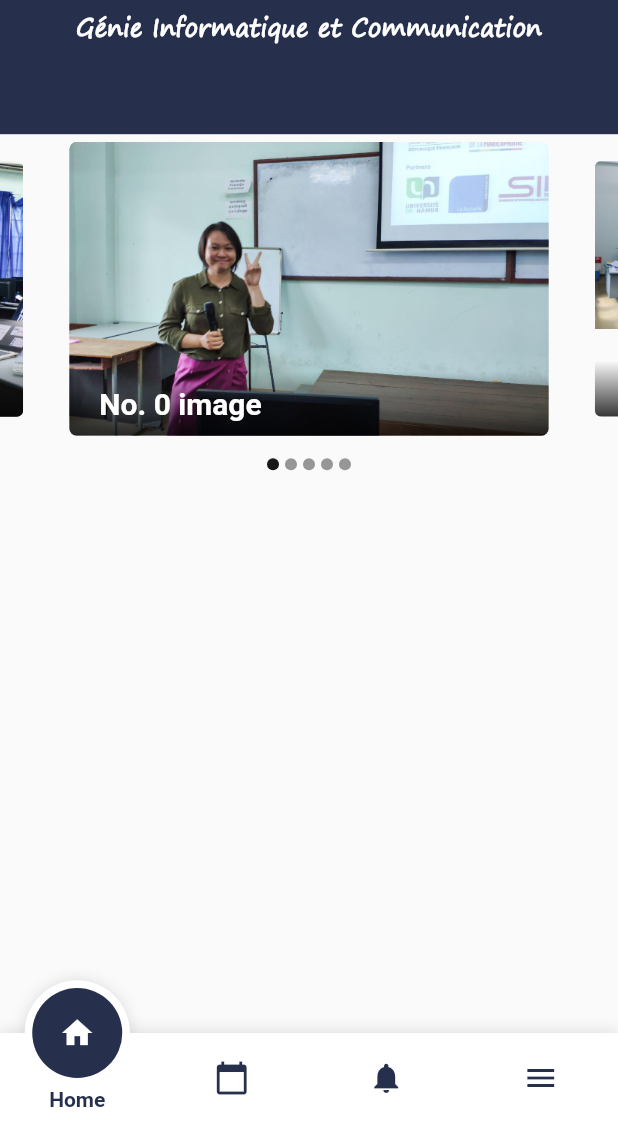
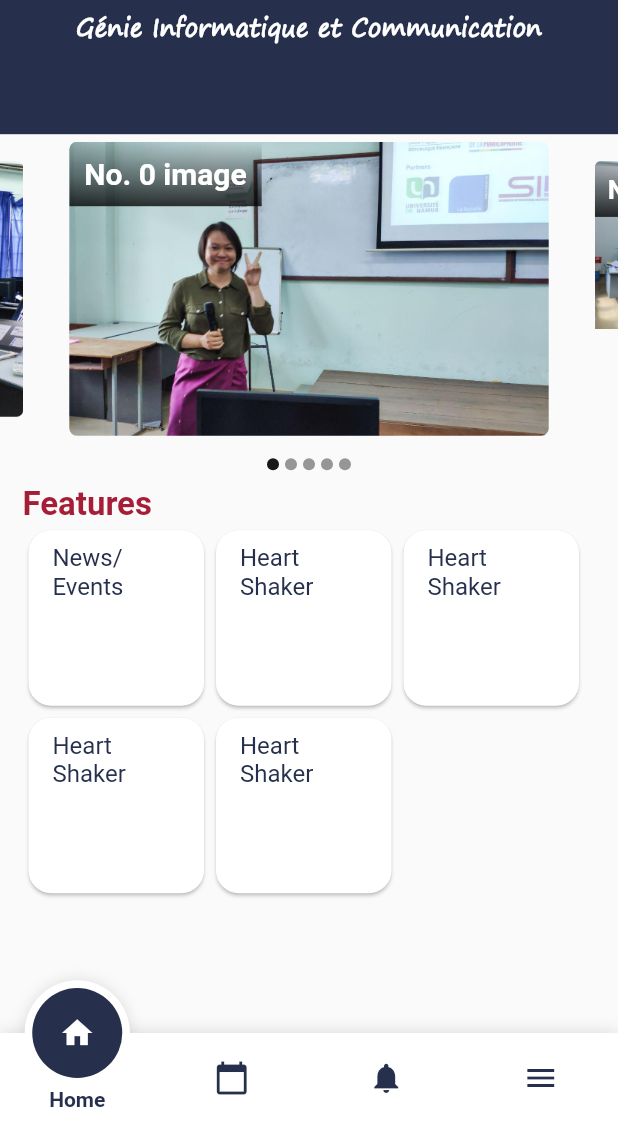
Before and after one commit to SreySokhom/GIC_Website, a Flutter app: the screen it shows after launch, on a phone screen of 412 x 824 dp, the part 113-1236 px from its top. Run offline on Flutter 3.47's test engine with Material 2 defaults, Android fonts, the phone set to English and light mode, and no system bars; drawn by our look-alikes of carousel_slider, fancy_bottom_navigation; our stand-ins replace splashscreen.

Commit message:
Update HomeScreen

```diff
--- a/lib/screens/Home.dart
+++ b/lib/screens/Home.dart
@@ -19,18 +19,18 @@ final List child = map<Widget>(
         child: Stack(children: <Widget>[
           Image.asset(i, fit: BoxFit.cover, width: 1000.0),
           Positioned(
-            bottom: 0.0,
-            left: 0.0,
-            right: 0.0,
             child: Container(
               decoration: BoxDecoration(
                 gradient: LinearGradient(
-                  colors: [Color.fromARGB(200, 0, 0, 0), Color.fromARGB(0, 0, 0, 0)],
+                  colors: [
+                    Color.fromARGB(200, 0, 0, 0),
+                    Color.fromARGB(0, 0, 0, 0)
+                  ],
                   begin: Alignment.bottomCenter,
                   end: Alignment.topCenter,
                 ),
               ),
-              padding: EdgeInsets.symmetric(vertical: 10.0, horizontal: 20.0),
+              padding: EdgeInsets.symmetric(vertical: 10.0, horizontal: 10.0),
               child: Text(
                 'No. $index image',
                 style: TextStyle(
@@ -59,7 +59,6 @@ List<T> map<T>(List list, Function handler) {
 class Home extends StatefulWidget {
   @override
   _HomeState createState() => _HomeState();
-
 }
 
 class _HomeState extends State<Home> {
@@ -83,10 +82,12 @@ class _HomeState extends State<Home> {
                   child: Column(
                     children: <Widget>[
                       Image.asset("assets/images/gic_logo.png",
-                              height:70,width:80
+                          height: 70, width: 80),
+                      SizedBox(
+                        height: 4,
                       ),
-                          SizedBox(height: 4,),
-                          Text("Génie Informatique et Communication",
+                      Text(
+                        "Génie Informatique et Communication",
                         style: TextStyle(
                           fontWeight: FontWeight.bold,
                           color: Colors.white,
@@ -96,8 +97,7 @@ class _HomeState extends State<Home> {
                       )
                     ],
                   ),
-                    )
-                ),
+                )),
             Column(
               children: <Widget>[
                 CarouselSlider(
@@ -121,7 +121,8 @@ class _HomeState extends State<Home> {
                   return Container(
                     width: 8.0,
                     height: 8.0,
-                        margin: EdgeInsets.symmetric(vertical: 10.0, horizontal: 2.0),
+                    margin:
+                        EdgeInsets.symmetric(vertical: 10.0, horizontal: 2.0),
                     decoration: BoxDecoration(
                         shape: BoxShape.circle,
                         color: _current == index
@@ -131,12 +132,132 @@ class _HomeState extends State<Home> {
                 },
               ),
             ),
+            Padding(
+              padding: const EdgeInsets.only(right: 15, left: 15),
+              child: Container(
+                alignment: Alignment.topLeft,
+                child: Text(
+                  "Features",
+                  style: TextStyle(
+                      fontWeight: FontWeight.bold,
+                      fontSize: 22,
+                      color: Color(0xffA61D37)),
+                ),
+              ),
+            ),
+            Padding(
+              padding: const EdgeInsets.only(right: 15, left: 15),
+              child: Column(
+                children: <Widget>[
+                  Row(
+                    children: <Widget>[
+                      Container(
+                        width: 125,
+                        height: 125,
+                        child: Card(
+                          shape: RoundedRectangleBorder(
+                            borderRadius: BorderRadius.circular(15.0),
+                          ),
+                          color: Colors.white,
+                          child: Column(
+                            mainAxisSize: MainAxisSize.min,
+                            children: <Widget>[
+                              ListTile(
+                                title: Text('News/Events',
+                                    style: TextStyle(color: Color(0xff26304D),)),
+                              ),
                             ],
                           ),
-
-          )
                         ),
+                      ),
+                      Container(
+                        width: 125,
+                        height: 125,
+                        child: Card(
+                          shape: RoundedRectangleBorder(
+                            borderRadius: BorderRadius.circular(15.0),
+                          ),
+                          color: Colors.white,
+                          child: Column(
+                            mainAxisSize: MainAxisSize.min,
+                            children: <Widget>[
+                              ListTile(
+                                title: Text('Heart Shaker',
+                                    style: TextStyle(color: Color(0xff26304D))),
+                              ),
+                            ],
+                          ),
+                        ),
+                      ),
+                      Container(
+                        width: 125,
+                        height: 125,
+                        child: Card(
+                          shape: RoundedRectangleBorder(
+                            borderRadius: BorderRadius.circular(15.0),
+                          ),
+                          color: Colors.white,
+                          child: Column(
+                            mainAxisSize: MainAxisSize.min,
+                            children: <Widget>[
+                              ListTile(
+                                title: Text('Heart Shaker',
+                                    style: TextStyle(color: Color(0xff26304D))),
+                              ),
+                            ],
+                          ),
+                        ),
+                      ),
+                    ],
+                  ),
+                  Row(
+                    children: <Widget>[
+                      Container(
+                        width: 125,
+                        height: 125,
+                        child: Card(
+                          shape: RoundedRectangleBorder(
+                            borderRadius: BorderRadius.circular(15.0),
+                          ),
+                          color: Colors.white,
+                          child: Column(
+                            mainAxisSize: MainAxisSize.min,
+                            children: <Widget>[
+                              ListTile(
+                                title: Text('Heart Shaker',
+                                    style: TextStyle(color: Color(0xff26304D),)),
+                              ),
+                            ],
+                          ),
+                        ),
+                      ),
+                      Container(
+                        width: 125,
+                        height: 125,
+                        child: Card(
+                          shape: RoundedRectangleBorder(
+                            borderRadius: BorderRadius.circular(15.0),
+                          ),
+                          color: Colors.white,
+                          child: Column(
+                            mainAxisSize: MainAxisSize.min,
+                            children: <Widget>[
+                              ListTile(
+                                title: Text('Heart Shaker',
+                                    style: TextStyle(color: Color(0xff26304D))),
+                              ),
+                            ],
+                          ),
+                        ),
+                      ),
+                    ],
+                  ),
+                ],
+              ),
+            ),
+          ],
+        ),
+      )),
     );
   }
-
 }
```
Lines whose indentation alone changed are shown as unchanged.
